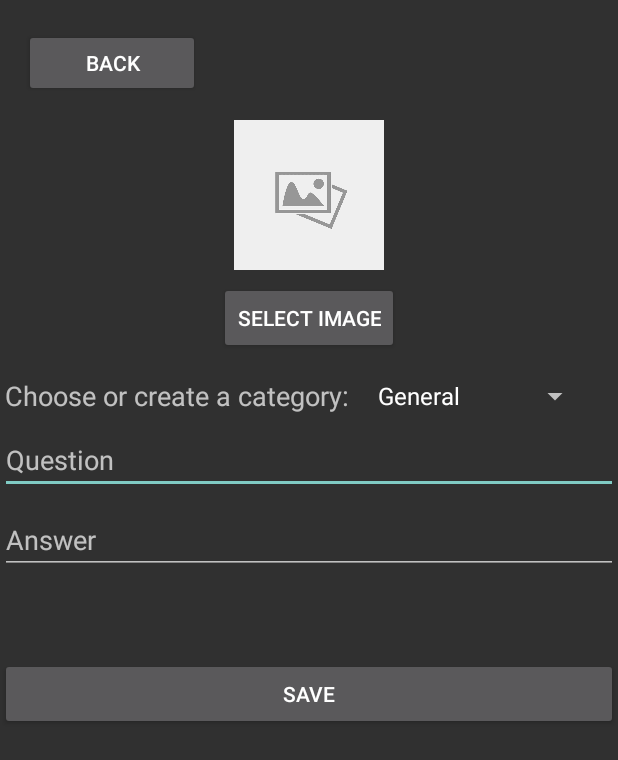
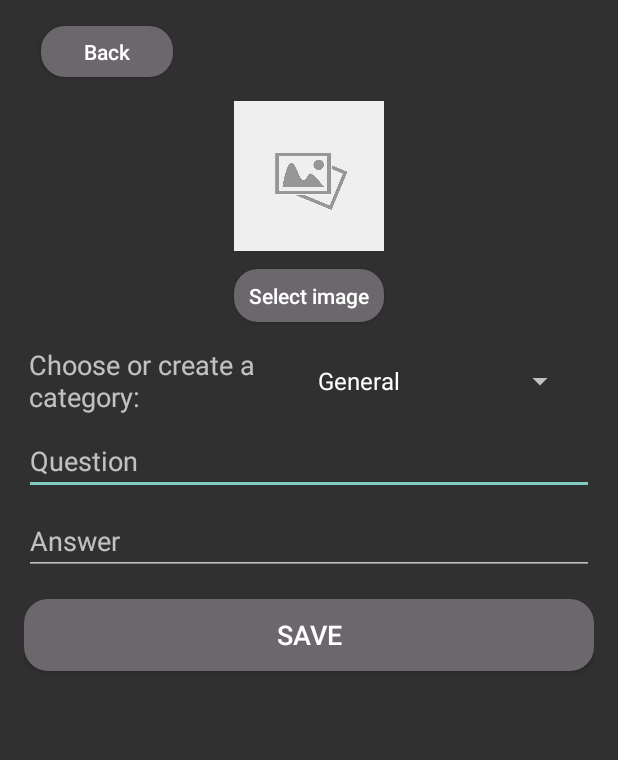
Before and after one commit to reduct0r/T-Bank_Jokes_Watcher, an Android app: the AddJokeActivity screen opened directly, with no data from a screen before it, on a phone screen of 412 x 824 dp. Shown: the top 760 px of the screen. Run offline under Robolectric (Android 15) with nearby library versions, the phone set to English and light mode, and no system bars.

Commit message:
better appearance

```diff
--- a/app/src/main/java/com/example/homework_project_1/main/data/JokesRepository.kt
+++ b/app/src/main/java/com/example/homework_project_1/main/data/JokesRepository.kt
@@ -59,9 +59,7 @@ object JokesRepository {
         if (joke.category !in categories ) {
             categories.add(joke.category)
         }
-
         JokesGenerator.addToSelectedJokes(joke, userJokesList.size + defaultJokesList.size - 1)
-
     }
 
     fun getUserJokes(): LiveData<List<Joke>> {
--- /dev/null
+++ b/app/src/main/res/drawable/rounded_button.xml
@@ -0,0 +1,6 @@
+<?xml version="1.0" encoding="utf-8"?>
+<shape xmlns:android="http://schemas.android.com/apk/res/android"
+    android:shape="rectangle">
+    <corners android:radius="16dp" />
+    <solid android:color="#6C676D" />
+</shape>
--- a/app/src/main/res/layout/activity_add_joke.xml
+++ b/app/src/main/res/layout/activity_add_joke.xml
@@ -1,34 +1,53 @@
-<?xml version="1.0" encoding="utf-8"?>
 <androidx.constraintlayout.widget.ConstraintLayout
     xmlns:android="http://schemas.android.com/apk/res/android"
     xmlns:app="http://schemas.android.com/apk/res-auto"
     xmlns:tools="http://schemas.android.com/tools"
     android:layout_width="match_parent"
-    android:layout_height="match_parent">
+    android:layout_height="match_parent"
+    android:padding="16dp">
 
     <Button
         android:id="@+id/buttonBack"
-        android:layout_width="117dp"
-        android:layout_height="45dp"
-        android:layout_marginStart="16dp"
-        android:layout_marginTop="4dp"
+        android:layout_width="wrap_content"
+        android:layout_height="34dp"
+        android:layout_marginStart="1dp"
+        android:layout_marginTop="1dp"
+        android:textAllCaps="false"
+        android:background="@drawable/rounded_button"
         android:text="@string/back"
-
-        app:layout_constraintBottom_toTopOf="@+id/imageViewAvatar"
+        app:layout_constraintEnd_toStartOf="@id/imageViewAvatar"
+        app:layout_constraintHorizontal_bias="0.196"
         app:layout_constraintStart_toStartOf="parent"
         app:layout_constraintTop_toTopOf="parent" />
 
-    <Spinner
-        android:id="@+id/spinnerCategory"
-        android:layout_width="150dp"
+    <Button
+        android:id="@+id/buttonSelectAvatar"
+        android:layout_width="wrap_content"
+        android:paddingLeft="10dp"
+        android:paddingRight="10dp"
+        android:layout_height="35dp"
+        android:layout_marginTop="12dp"
+        android:autoSizeTextType="uniform"
+        android:textAllCaps="false"
+        android:background="@drawable/rounded_button"
+        android:text="@string/select_avatar"
+        app:layout_constraintEnd_toEndOf="parent"
+        app:layout_constraintStart_toStartOf="parent"
+        app:layout_constraintTop_toBottomOf="@id/imageViewAvatar" />
+
+    <Button
+        android:id="@+id/buttonSave"
+        android:layout_width="0dp"
         android:layout_height="wrap_content"
-        android:layout_marginStart="5dp"
-        android:layout_marginEnd="12dp"
-        android:prompt="@string/select_category"
-        app:layout_constraintBottom_toBottomOf="@+id/textView"
-        app:layout_constraintEnd_toEndOf="parent"
-        app:layout_constraintStart_toEndOf="@+id/textView"
-        app:layout_constraintTop_toTopOf="@+id/textView" />
+        android:layout_marginTop="16dp"
+        android:text="@string/add_save"
+        android:background="@drawable/rounded_button"
+        android:autoSizeTextType="uniform"
+        android:autoSizeMinTextSize="12sp"
+        android:autoSizeMaxTextSize="18sp"
+        app:layout_constraintTop_toBottomOf="@id/editTextAnswer"
+        app:layout_constraintStart_toStartOf="parent"
+        app:layout_constraintEnd_toEndOf="parent" />
 
     <ImageView
         android:id="@+id/imageViewAvatar"
@@ -37,67 +56,60 @@
         android:contentDescription="@string/avatar_preview"
         android:scaleType="centerCrop"
         android:src="@drawable/no_image"
-        android:layout_marginTop="80dp"
-        app:layout_constraintBottom_toTopOf="@+id/buttonSelectAvatar"
-        app:layout_constraintEnd_toEndOf="parent"
+        android:layout_marginTop="16dp"
+        app:layout_constraintTop_toBottomOf="@id/buttonBack"
         app:layout_constraintStart_toStartOf="parent"
-        app:layout_constraintTop_toTopOf="parent" />
+        app:layout_constraintEnd_toEndOf="parent" />
 
-    <Button
-        android:id="@+id/buttonSelectAvatar"
-        android:layout_width="wrap_content"
+    <TextView
+        android:id="@+id/textView"
+        android:layout_width="0dp"
         android:layout_height="wrap_content"
-        android:text="@string/select_avatar"
-        app:layout_constraintTop_toBottomOf="@+id/imageViewAvatar"
+        android:layout_marginTop="16dp"
+        android:paddingStart="3dp"
+        android:text="@string/choose_or_create_a_category"
+        android:textSize="18sp"
+        android:autoSizeTextType="uniform"
+        android:autoSizeMinTextSize="12sp"
+        android:autoSizeMaxTextSize="18sp"
+        app:layout_constraintTop_toBottomOf="@id/buttonSelectAvatar"
         app:layout_constraintStart_toStartOf="parent"
-        app:layout_constraintEnd_toEndOf="parent"
-        android:layout_marginTop="8dp" />
+        app:layout_constraintEnd_toStartOf="@id/spinnerCategory" />
+
+    <Spinner
+        android:id="@+id/spinnerCategory"
+        android:layout_width="0dp"
+        android:layout_height="wrap_content"
+        android:layout_marginStart="8dp"
+        android:layout_marginEnd="12dp"
+        android:prompt="@string/select_category"
+        app:layout_constraintTop_toTopOf="@id/textView"
+        app:layout_constraintBottom_toBottomOf="@id/textView"
+        app:layout_constraintStart_toEndOf="@id/textView"
+        app:layout_constraintEnd_toEndOf="parent" />
 
     <EditText
         android:id="@+id/editTextQuestion"
         android:layout_width="0dp"
         android:layout_height="wrap_content"
-        android:autofillHints="@string/add_question"
         android:hint="@string/add_question"
         android:inputType="textMultiLine"
-        app:layout_constraintEnd_toEndOf="parent"
+        android:layout_marginTop="8dp"
+        app:layout_constraintTop_toBottomOf="@id/textView"
         app:layout_constraintStart_toStartOf="parent"
-        android:layout_marginTop="8dp"
-        app:layout_constraintTop_toBottomOf="@+id/textView" />
+        app:layout_constraintEnd_toEndOf="parent" />
 
     <MultiAutoCompleteTextView
         android:id="@+id/editTextAnswer"
         android:layout_width="0dp"
-        android:inputType="textMultiLine"
         android:layout_height="wrap_content"
         android:hint="@string/add_answer"
+        android:inputType="textMultiLine"
+        android:layout_marginTop="8dp"
+        app:layout_constraintTop_toBottomOf="@id/editTextQuestion"
         app:layout_constraintStart_toStartOf="parent"
-        app:layout_constraintEnd_toEndOf="parent"
-        app:layout_constraintTop_toBottomOf="@+id/editTextQuestion"
-        android:layout_marginTop="8dp" />
+        app:layout_constraintEnd_toEndOf="parent" />
 
-    <Button
-        android:id="@+id/buttonSave"
-        android:layout_width="0dp"
-        android:layout_height="wrap_content"
-        android:layout_marginTop="56dp"
-        android:text="@string/add_save"
-        app:layout_constraintEnd_toEndOf="parent"
-        app:layout_constraintHorizontal_bias="0.0"
-        app:layout_constraintStart_toStartOf="parent"
-        app:layout_constraintTop_toBottomOf="@+id/editTextAnswer" />
-
-    <TextView
-        android:id="@+id/textView"
-        android:paddingStart="3dp"
-        android:layout_width="wrap_content"
-        android:layout_height="wrap_content"
-        android:layout_marginTop="15dp"
-        android:text="@string/choose_or_create_a_category"
-        android:textSize="18sp"
-        app:layout_constraintStart_toStartOf="parent"
-        app:layout_constraintTop_toBottomOf="@+id/buttonSelectAvatar"
-        tools:ignore="RtlSymmetry" />
 
 
 </androidx.constraintlayout.widget.ConstraintLayout>
```
Also changed, not shown: app/src/main/res/layout/fragment_joke_details.xml (+51 -47 lines), app/src/main/res/layout/fragment_joke_list.xml (+5 -3 lines), app/src/main/res/layout/joke_item.xml (+34 -27 lines).
